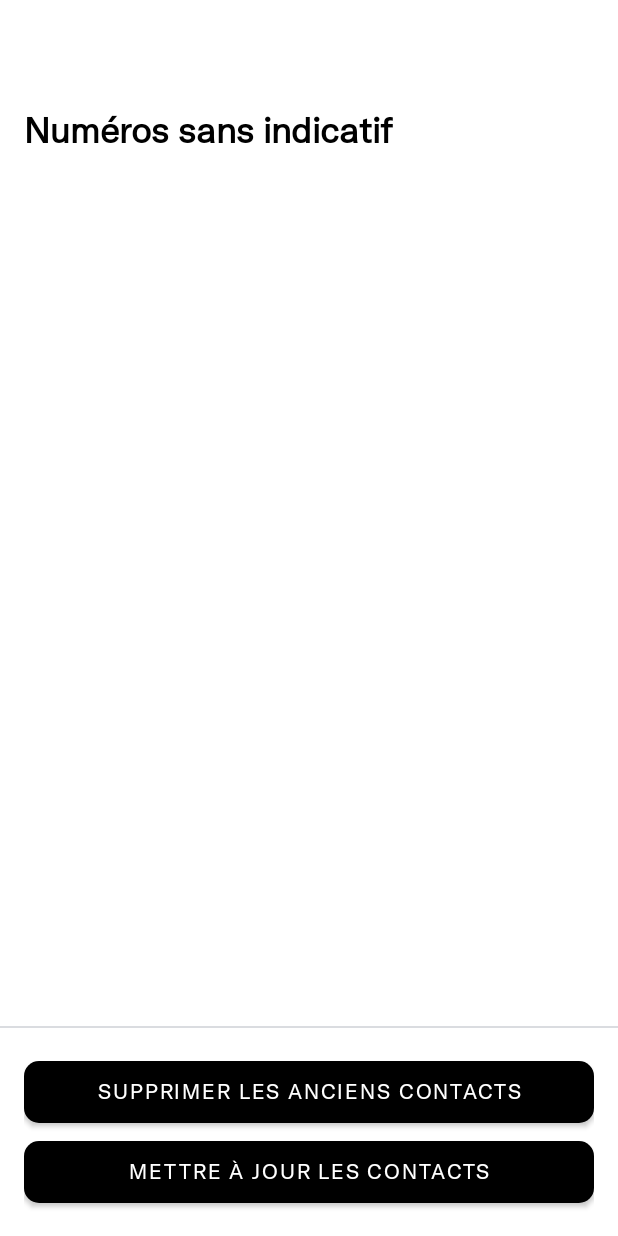
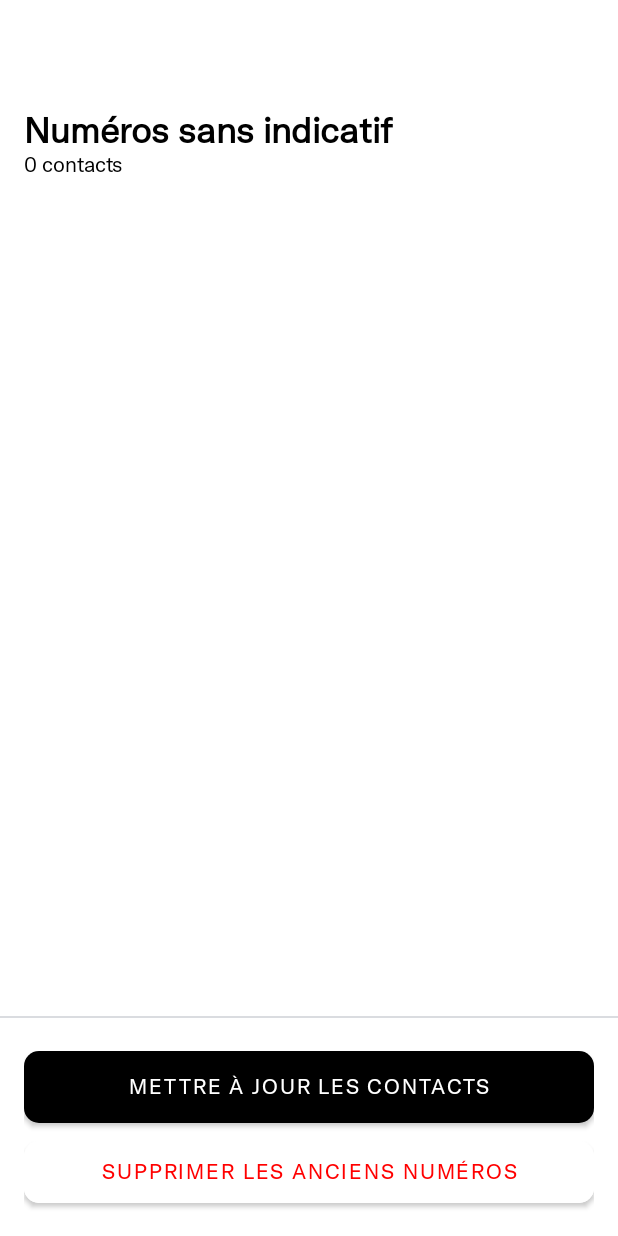
Before and after one commit to sethgnavo/0022901, an Android app: the WithoutCountryCodeFragment screen opened through its navigation route, on a phone screen of 412 x 824 dp. Run offline under Robolectric (Android 15) with nearby library versions, the phone set to English and light mode, and no system bars.

Commit message:
fix: better verification for updated numbers

```diff
--- a/app/src/main/res/layout/fragment_without_country_code.xml
+++ b/app/src/main/res/layout/fragment_without_country_code.xml
@@ -7,18 +7,33 @@
     android:gravity="center"
     android:orientation="vertical">
 
-    <TextView
+    <LinearLayout
         android:id="@+id/title"
         android:layout_width="match_parent"
         android:layout_height="wrap_content"
         android:layout_marginTop="56dp"
         android:gravity="center_vertical"
+        android:orientation="vertical"
         android:padding="16dp"
-        android:text="@string/numbers_without_cc"
-        android:textColor="@color/black"
-        android:textSize="24sp"
-        android:textStyle="bold"
-        app:layout_constraintTop_toTopOf="parent" />
+        app:layout_constraintTop_toTopOf="parent">
+
+        <TextView
+            android:layout_width="wrap_content"
+            android:layout_height="wrap_content"
+            android:text="@string/numbers_without_cc"
+            android:textColor="@color/black"
+            android:textSize="24sp"
+            android:textStyle="bold" />
+
+        <TextView
+            android:id="@+id/contact_count"
+            android:layout_width="wrap_content"
+            android:layout_height="wrap_content"
+            android:text="200 contacts"
+            android:textColor="@color/black"
+            android:visibility="gone"
+            tools:visibility="visible" />
+    </LinearLayout>
 
     <LinearLayout
         android:id="@+id/progress"
@@ -71,22 +86,24 @@
         android:padding="16dp"
         app:layout_constraintBottom_toBottomOf="parent">
 
+
+        <com.google.android.material.button.MaterialButton
+            android:id="@+id/btnUpdateContacts"
+            android:layout_width="match_parent"
+            android:layout_height="@dimen/btn_height"
+            android:padding="12dp"
+            android:text="@string/update_contacts"
+            android:textColor="@android:color/white"
+            app:cornerRadius="@dimen/corners" />
+
         <com.google.android.material.button.MaterialButton
             android:id="@+id/btnDeleteLegacyContacts"
             android:layout_width="match_parent"
             android:layout_height="wrap_content"
+            android:backgroundTint="@color/white"
             android:padding="12dp"
             android:text="@string/delete_legacy_contacts"
-            android:textColor="@android:color/white"
-            app:cornerRadius="@dimen/corners" />
-
-        <com.google.android.material.button.MaterialButton
-            android:id="@+id/btnUpdateContacts"
-            android:layout_width="match_parent"
-            android:layout_height="wrap_content"
-            android:padding="12dp"
-            android:text="@string/update_contacts"
-            android:textColor="@android:color/white"
+            android:textColor="@color/red"
             app:cornerRadius="@dimen/corners" />
     </LinearLayout>
 </androidx.constraintlayout.widget.ConstraintLayout>
--- a/app/src/main/res/values/colors.xml
+++ b/app/src/main/res/values/colors.xml
@@ -7,6 +7,7 @@
     <color name="teal_700">#FF018786</color>
     <color name="black">#FF000000</color>
     <color name="blue">#FF0000FF</color>
+    <color name="red">#FFFF0000</color>
     <color name="stroke_color">#FFDADCE0</color>
     <color name="white">#FFFFFFFF</color>
 </resources>
--- a/app/src/main/res/values/strings.xml
+++ b/app/src/main/res/values/strings.xml
@@ -10,7 +10,7 @@
         que si vous avez des numéros internationaux sans indicatif qui
         ont 8 chiffres et qui débutent avec les préfixes pré-cités, ils seront aussi mis-à-jour.\n\nUtilisez les options suivantes pour accéder au panel de mise-à-jour de vos
         numéros:</string>
-    <string name="delete_legacy_contacts">Supprimer les anciens contacts</string>
+    <string name="delete_legacy_contacts">Supprimer les anciens numéros</string>
     <string name="update_contacts">Mettre à jour les contacts</string>
     <string name="numbers_with_cc">Numéros avec indicatif</string>
     <string name="numbers_without_cc">Numéros sans indicatif</string>
```
Also changed, not shown: app/src/main/java/com/sethgnavo/a01benin/WithCountryCodeFragment.kt (+28 -33 lines), app/src/main/java/com/sethgnavo/a01benin/WithoutCountryCodeFragment.kt (+35 -31 lines), app/src/main/res/layout/fragment_home.xml (+8 -3 lines), app/src/main/res/layout/fragment_with_country_code.xml (+28 -12 lines).
